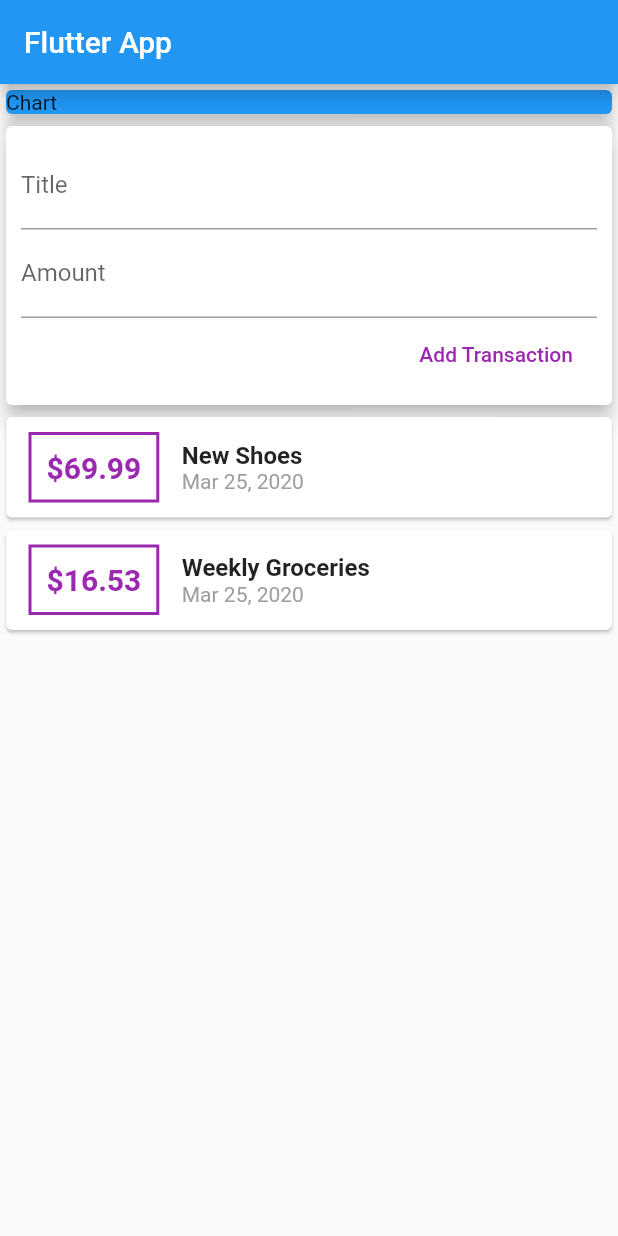
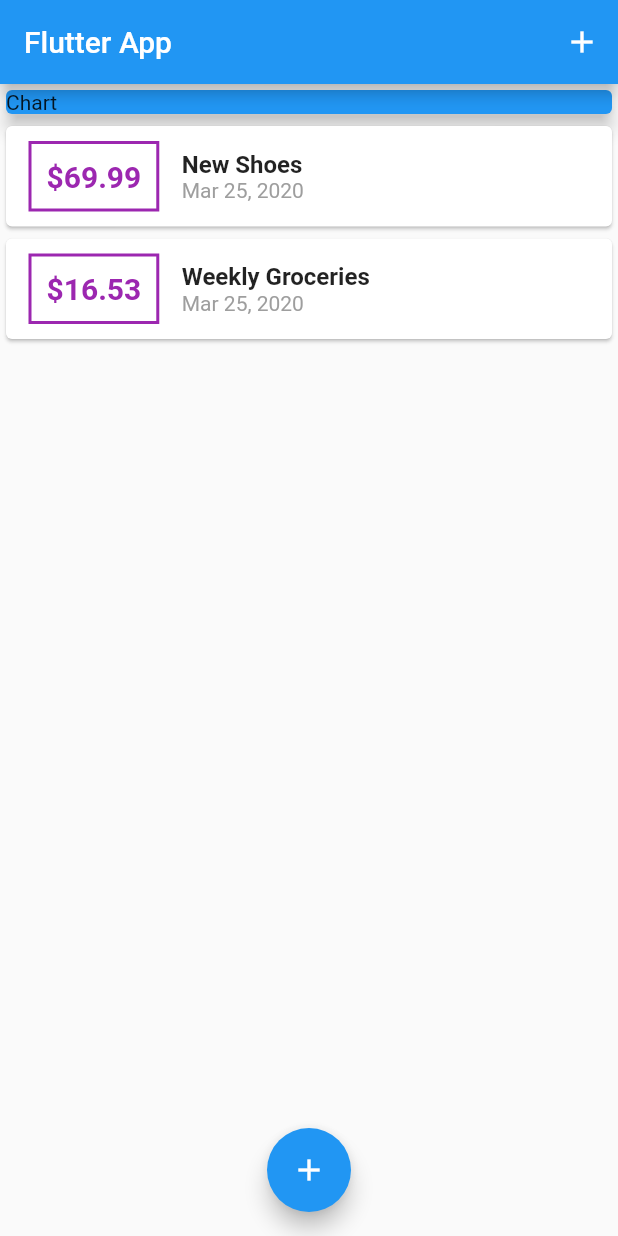
Before and after one commit to matheuslcandido/personal-expenses, a Flutter app: the screen it shows after launch, on a phone screen of 412 x 824 dp. Run offline on Flutter 3.47's test engine with Material 2 defaults, Android fonts, the phone set to English and light mode, and no system bars.

Commit message:
adding the action add button and the floatingActionButton add and also adding a bottomModalSheet with the form to add a new Transaction

```diff
--- a/lib/main.dart
+++ b/lib/main.dart
@@ -1,6 +1,9 @@
 import 'package:flutter/material.dart';
+import 'package:personal_expenses/widgets/transaction_list.dart';
 
-import './widgets/user_transactions.dart';
+import './widgets/new_transaction.dart';
+import './widgets/transaction_list.dart';
+import './models/transaction.dart';
 
 void main() => runApp(MyApp());
 
@@ -14,12 +17,64 @@ class MyApp extends StatelessWidget {
   }
 }
 
-class MyHomePage extends StatelessWidget {
+class MyHomePage extends StatefulWidget {
+  @override
+  _MyHomePageState createState() => _MyHomePageState();
+}
+
+class _MyHomePageState extends State<MyHomePage> {
+  final List<Transaction> _userTransactions = [
+    Transaction(
+      id: 't1',
+      title: 'New Shoes',
+      amount: 69.99,
+      date: DateTime.now(),
+    ),
+    Transaction(
+      id: 't2',
+      title: 'Weekly Groceries',
+      amount: 16.53,
+      date: DateTime.now(),
+    ),
+  ];
+
+  void _addNewTransaction(String txTitle, double txAmount) {
+    final newTx = Transaction(
+      title: txTitle,
+      amount: txAmount,
+      date: DateTime.now(),
+      id: DateTime.now().toString(),
+    );
+
+    setState(() {
+      _userTransactions.add(newTx);
+    });
+  }
+
+  void _startAddNewTransaction(BuildContext context) {
+    showModalBottomSheet(
+      context: context,
+      builder: (_) {
+        return GestureDetector(
+          onTap: () {},
+          child: NewTransaction(_addNewTransaction),
+          behavior: HitTestBehavior.opaque,
+        );
+      },
+    );
+  }
+
   @override
   Widget build(BuildContext context) {
     return Scaffold(
       appBar: AppBar(
         title: Text('Flutter App'),
+        actions: <Widget>[
+          IconButton(
+            icon: Icon(Icons.add),
+            onPressed: () => _startAddNewTransaction(context),
+          )
+        ],
       ),
       body: Column(
         crossAxisAlignment: CrossAxisAlignment.stretch,
@@ -32,8 +87,15 @@ class MyHomePage extends StatelessWidget {
               elevation: 5,
             ),
           ),
-          UserTransaction(),
+          TransactionList(_userTransactions),
         ],
+      ),
+      floatingActionButtonLocation: FloatingActionButtonLocation.centerFloat,
+      floatingActionButton: FloatingActionButton(
+        child: Icon(
+          Icons.add,
+        ),
+        onPressed: () => _startAddNewTransaction(context),
       ),
     );
   }
--- a/lib/widgets/user_transactions.dart
+++ /dev/null
@@ -1,50 +0,0 @@
-import 'package:flutter/material.dart';
-
-import '../models/transaction.dart';
-import './new_transaction.dart';
-import './transaction_list.dart';
-
-class UserTransaction extends StatefulWidget {
-  @override
-  _UserTransactionState createState() => _UserTransactionState();
-}
-
-class _UserTransactionState extends State<UserTransaction> {
-  final List<Transaction> _userTransactions = [
-    Transaction(
-      id: 't1',
-      title: 'New Shoes',
-      amount: 69.99,
-      date: DateTime.now(),
-    ),
-    Transaction(
-      id: 't2',
-      title: 'Weekly Groceries',
-      amount: 16.53,
-      date: DateTime.now(),
-    ),
-  ];
-
-  void _addNewTransaction(String txTitle, double txAmount) {
-    final newTx = Transaction(
-      title: txTitle,
-      amount: txAmount,
-      date: DateTime.now(),
-      id: DateTime.now().toString(),
-    );
-
-    setState(() {
-      _userTransactions.add(newTx);
-    });
-  }
-
-  @override
-  Widget build(BuildContext context) {
-    return Column(
-      children: <Widget>[
-        NewTransaction(_addNewTransaction),
-        TransactionList(_userTransactions),
-      ],
-    );
-  }
-}
```
